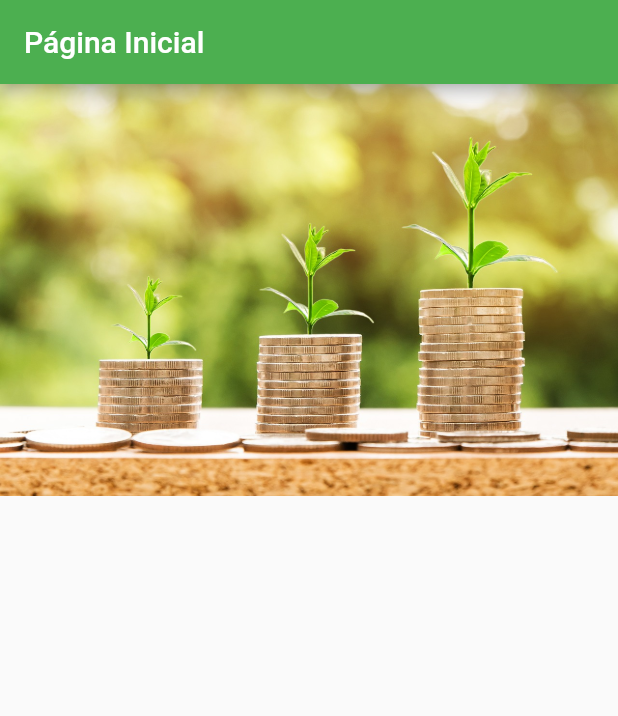
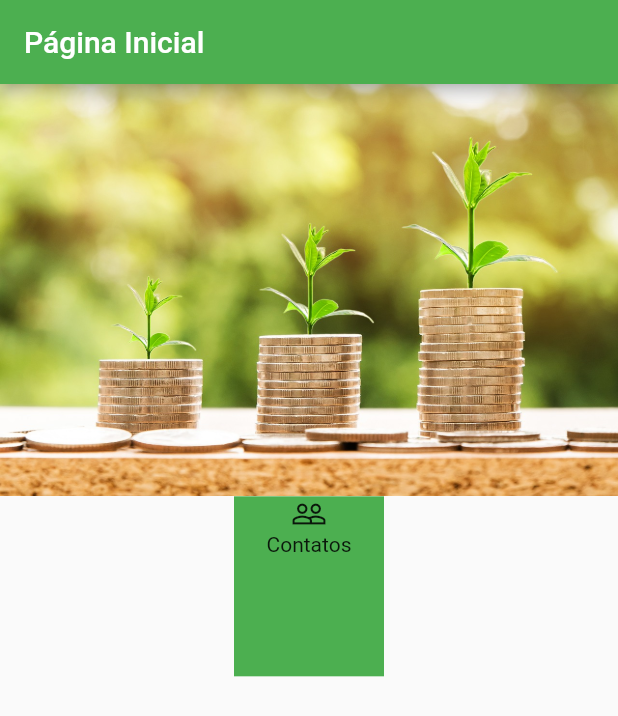
Before and after one commit to galegoz/Flutter_Persistencia, a Flutter app: the screen it shows after launch, on a phone screen of 412 x 824 dp. Shown: the top 716 px of the screen. Run offline on Flutter 3.47's test engine with Material 2 defaults, Android fonts, the phone set to English and light mode, and no system bars.

Commit message:
Container de contatos

```diff
--- a/lib/main.dart
+++ b/lib/main.dart
@@ -15,9 +15,21 @@ class AppBanco extends StatelessWidget {
         ),
         body: Column(
           children: <Widget>[
-            Image.asset('images/money.jpg')
+            Image.asset('images/money.jpg'),
+            Container(
+              height: 120,
+              width: 100,
+              color: Colors.green,
+              child: Column(
+                children: <Widget>[
+                  Icon(Icons.people_outline),
+                  Text('Contatos')
+                ],
+              ),
+            )
           ],
         ),
+
 
 
       ), //Scaffold
```
